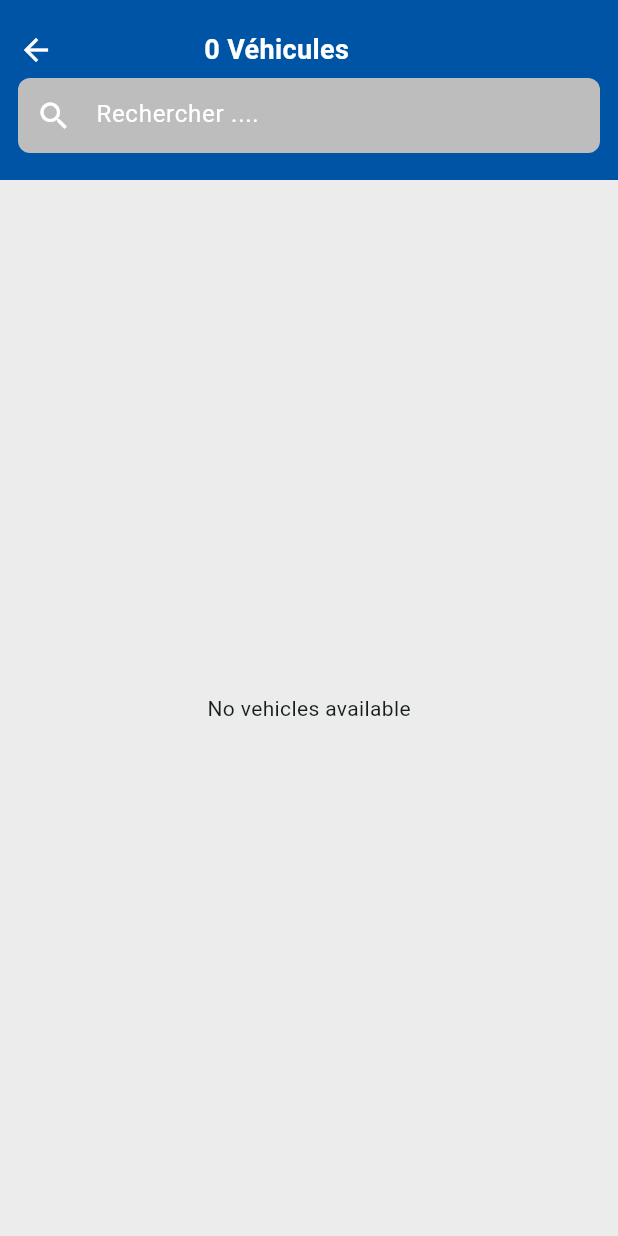
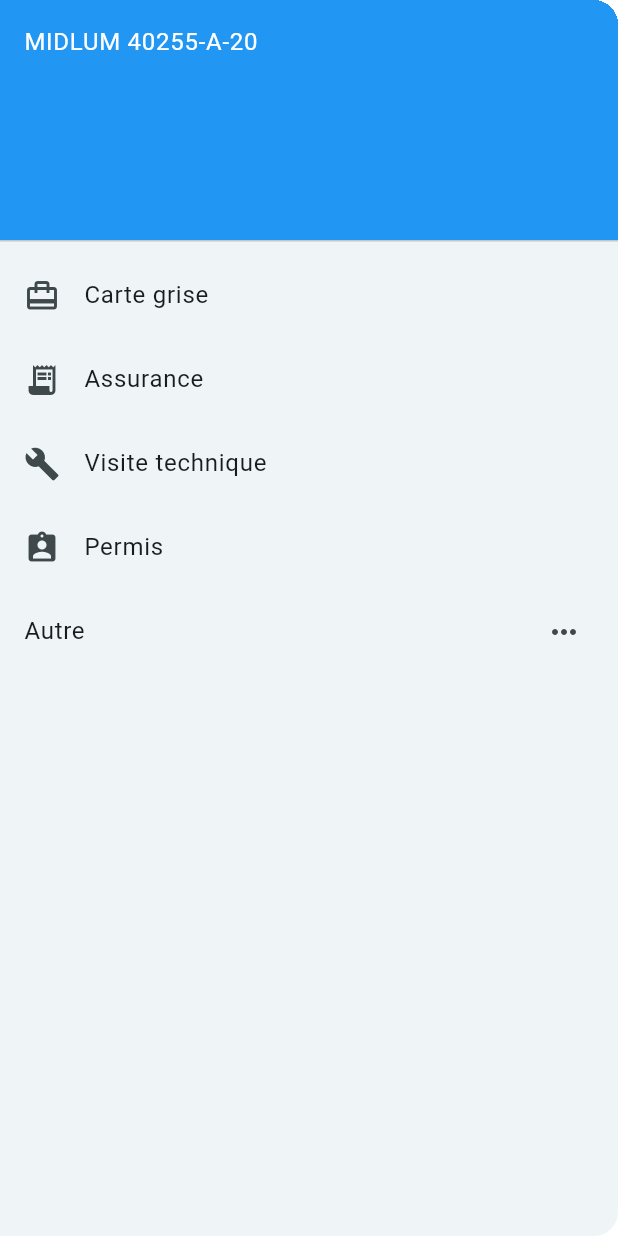
Before and after one commit to Marwanenoudouar10/iDIRTRACK, a Flutter app: the PrincipalePage screen opened directly with empty values, after a tap on "Maintenance", on a phone screen of 412 x 824 dp. Run offline on Flutter 3.47's test engine with Material 3 defaults, Android fonts, the phone set to English and light mode, and no system bars; our stand-ins replace flutter_svg, google_maps_flutter; network calls fail.

Commit message:
Editing last_position screen and maintenance

```diff
--- /dev/null
+++ b/lib/Screens/MaintenanceScreen/maintenance_screen.dart
@@ -0,0 +1,45 @@
+import 'package:flutter/material.dart';
+
+class MaintenanceScreen extends StatelessWidget {
+  const MaintenanceScreen({super.key});
+
+  @override
+  Widget build(BuildContext context) {
+    return Drawer(
+      child: ListView(
+        padding: EdgeInsets.zero,
+        children: const [
+          DrawerHeader(
+            decoration: BoxDecoration(
+              color: Colors.blue,
+            ),
+            child: Text(
+              'MIDLUM 40255-A-20',
+              style: TextStyle(fontSize: 16, color: Colors.white),
+            ),
+          ),
+          ListTile(
+            title: Text('Carte grise'),
+            leading: Icon(Icons.card_travel),
+          ),
+          ListTile(
+            title: Text('Assurance'),
+            leading: Icon(Icons.receipt_long),
+          ),
+          ListTile(
+            title: Text('Visite technique'),
+            leading: Icon(Icons.build),
+          ),
+          ListTile(
+            title: Text('Permis'),
+            leading: Icon(Icons.assignment_ind),
+          ),
+          ListTile(
+            title: Text('Autre'), // Add an "Autre" option if needed
+            trailing: Icon(Icons.more_horiz),
+          ),
+        ],
+      ),
+    );
+  }
+}
--- a/lib/Screens/Map/mapTest.dart
+++ b/lib/Screens/Map/mapTest.dart
@@ -1,79 +1,57 @@
 import 'package:flutter/material.dart';
 import 'package:google_maps_flutter/google_maps_flutter.dart';
-import 'package:permission_handler/permission_handler.dart';
+import 'package:idirtrack/configs/Maps/api_maps_places.dart'; // Assuming this is the file path
 
-class MapScreen extends StatefulWidget {
+class MyMap extends StatefulWidget {
   @override
-  _MapScreenState createState() => _MapScreenState();
+  _MyMapState createState() => _MyMapState();
 }
 
-class _MapScreenState extends State<MapScreen> {
-  GoogleMapController? mapController;
-  bool _isPermissionGranted = false;
-  bool _isCheckingPermissions = true;
-
-  Future<void> _checkLocationPermission() async {
-    final status = await Permission.location.status;
-    if (status.isGranted) {
-      setState(() {
-        _isPermissionGranted = true;
-        _isCheckingPermissions = false;
-      });
-    } else if (status.isDenied) {
-      final newStatus = await Permission.location.request();
-      if (newStatus.isGranted) {
-        setState(() {
-          _isPermissionGranted = true;
-          _isCheckingPermissions = false;
-        });
-      } else {
-        setState(() {
-          _isCheckingPermissions = false;
-        });
-      }
-    } else if (status.isPermanentlyDenied) {
-      setState(() {
-        _isCheckingPermissions = false;
-      });
-      openAppSettings();
-    }
-  }
+class _MyMapState extends State<MyMap> {
+  final Set<Polyline> _polylines = {};
+  final LatLng _startLocation = const LatLng(31.791702, -7.603403); // Morocco
+  final LatLng _endLocation = const LatLng(34.025373, -6.802417);
 
   @override
   void initState() {
     super.initState();
-    _checkLocationPermission();
+    _createPolyline();
+  }
+
+  void _createPolyline() async {
+    final ApiMapsPlaces apiMapsPlaces = ApiMapsPlaces(); // Create an instance
+    final List<LatLng> points =
+        await apiMapsPlaces.getRouteCoordinates(_startLocation, _endLocation);
+    if (points.isNotEmpty) {
+      final Polyline polyline = Polyline(
+        polylineId: const PolylineId('polyline_id'),
+        points: points,
+        color: Colors.blue,
+        width: 3,
+      );
+      setState(() {
+        _polylines.add(polyline);
+      });
+    } else {
+      print('Failed to fetch route coordinates or API error.');
+    }
   }
 
   @override
   Widget build(BuildContext context) {
     return Scaffold(
-      body: _isCheckingPermissions
-          ? const Center(child: CircularProgressIndicator())
-          : _isPermissionGranted
-              ? GoogleMap(
-                  onMapCreated: (GoogleMapController controller) {
-                    mapController = controller;
-                  },
-                  initialCameraPosition: const CameraPosition(
-                    target: LatLng(
-                        34.020882, -6.841650), // Centered around Rabat, Morocco
-                    zoom:
-                        5.0, // Reduced zoom level (1.0 = whole world, 20.0 = very zoomed in)
-                  ),
-                )
-              : Center(
-                  child: Column(
-                    mainAxisAlignment: MainAxisAlignment.center,
-                    children: [
-                      const Text('Location permission is denied'),
-                      TextButton(
-                        onPressed: _checkLocationPermission,
-                        child: const Text('Request Permission'),
-                      ),
-                    ],
-                  ),
-                ),
+      body: Stack(
+        children: [
+          GoogleMap(
+            initialCameraPosition: CameraPosition(
+              target: _startLocation,
+              zoom: 10,
+            ),
+            mapType: MapType.normal,
+            polylines: _polylines,
+          ),
+        ],
+      ),
     );
   }
 }
--- a/lib/Screens/home/principale_page_screen.dart
+++ b/lib/Screens/home/principale_page_screen.dart
@@ -1,6 +1,8 @@
 import 'package:flutter/material.dart';
 import 'package:idirtrack/Screens/LastPositionScreen/last_position_screen.dart';
+import 'package:idirtrack/Screens/MaintenanceScreen/maintenance_screen.dart';
 import 'package:idirtrack/Screens/Map/mapTest.dart';
+import 'package:idirtrack/Widgets/side_list.dart';
 import 'package:idirtrack/constant.dart';
 import 'package:idirtrack/Widgets/customized_button_principale.dart';
 
@@ -63,6 +65,7 @@ class PrincipalePage extends StatelessWidget {
         ),
         elevation: 3.0,
       ),
+      drawer: const SideListWidget(),
       body: Container(
         width: double.infinity,
         color: const Color(0xFFD9D9D9),
@@ -70,7 +73,7 @@ class PrincipalePage extends StatelessWidget {
           mainAxisAlignment: MainAxisAlignment.spaceAround,
           children: [
             Expanded(
-              child: MapScreen(),
+              child: MyMap(),
             ),
             SizedBox(
               width: double.infinity,
@@ -89,7 +92,7 @@ class PrincipalePage extends StatelessWidget {
                       const SizedBox(width: 2),
                       CustomizedButtonPrincipale(
                         imagePath: 'assets/icons/distance.png',
-                        object: MapScreen(),
+                        object: MyMap(),
                         pageName: 'Historique',
                       ),
                       const SizedBox(width: 2),
@@ -113,10 +116,9 @@ class PrincipalePage extends StatelessWidget {
                     mainAxisAlignment: MainAxisAlignment.end,
                     crossAxisAlignment: CrossAxisAlignment.end,
                     children: [
-                      CustomizedButtonPrincipale(
+                      const CustomizedButtonPrincipale(
                         imagePath: 'assets/icons/maint.png',
-                        object:
-                            LastPositionScreen(token: token, userId: userId),
+                        object: MaintenanceScreen(),
                         pageName: 'Maintenance',
                       ),
                       const SizedBox(width: 2),
--- a/lib/Widgets/server_utilisateur_switches.dart
+++ b/lib/Widgets/server_utilisateur_switches.dart
@@ -34,7 +34,7 @@ class _SwitchTypesState extends State<SwitchTypes> {
           ),
           Row(
             children: [
-              SwitchState(),
+              const SwitchState(),
               const SizedBox(
                 width: 8,
               ),
--- /dev/null
+++ b/lib/Widgets/side_list.dart
@@ -0,0 +1,69 @@
+import 'package:flutter/material.dart';
+
+class SideListWidget extends StatelessWidget {
+  const SideListWidget({super.key});
+
+  @override
+  Widget build(BuildContext context) {
+    return Drawer(
+      child: ListView(
+        padding: EdgeInsets.zero,
+        children: [
+          DrawerHeader(
+            decoration: const BoxDecoration(
+              color: Colors.blue,
+            ),
+            child: Column(
+              crossAxisAlignment: CrossAxisAlignment.start,
+              children: [
+                const Center(
+                  child: Text(
+                    'MIDLUM 40255-A-20',
+                    style: TextStyle(fontSize: 16, color: Colors.white),
+                  ),
+                ),
+                Padding(
+                  padding: const EdgeInsets.only(top: 10.0),
+                  child: Center(
+                    child: ClipOval(
+                      child: Image.asset(
+                        'assets/images/logo3.png',
+                        width: 70.0, // Set the width of the image
+                        height: 70.0, // Set the height of the image
+                        fit: BoxFit
+                            .cover, // Ensure the image covers the oval shape
+                      ),
+                    ),
+                  ),
+                ),
+                const SizedBox(
+                    height:
+                        10), // Add some space between the image and the text
+              ],
+            ),
+          ),
+          const ListTile(
+            title: Text('Carte grise'),
+            leading: Icon(Icons.card_travel),
+          ),
+          const ListTile(
+            title: Text('Assurance'),
+            leading: Icon(Icons.receipt_long),
+          ),
+          const ListTile(
+            title: Text('Visite technique'),
+            leading: Icon(Icons.build),
+          ),
+          const ListTile(
+            title: Text('Permis'),
+            leading: Icon(Icons.assignment_ind),
+          ),
+          const ListTile(
+            title: Text('Autre'), // Add an "Autre" option if needed
+            trailing: Icon(Icons.more_horiz),
+          ),
+        ],
+      ),
+    );
+  }
+}
--- /dev/null
+++ b/lib/configs/Maps/api_maps_places.dart
@@ -0,0 +1,72 @@
+import 'dart:convert';
+import 'dart:io';
+
+import 'package:google_maps_flutter/google_maps_flutter.dart';
+import 'package:idirtrack/constant.dart';
+
+class ApiMapsPlaces {
+  get http => HttpClient();
+
+  Future<List<LatLng>> getRouteCoordinates(
+      LatLng origin, LatLng destination) async {
+    const String apiKey = kApiMapsKey;
+    final String url =
+        'https://maps.googleapis.com/maps/api/directions/json?origin=${origin.latitude},${origin.longitude}&destination=${destination.latitude},${destination.longitude}&mode=driving&key=$apiKey';
+    final response = await http.get(Uri.parse(url));
+    print("Not yet");
+    if (response.statusCode == 200) {
+      final data = json.decode(response.body);
+      final List<LatLng> points = [];
+      final steps = data['routes'][0]['legs'][0]['steps'];
+      for (var step in steps) {
+        final encodedPoints = step['polyline']['points'];
+        points.addAll(_decodePolyLine(encodedPoints));
+        print("Secces");
+      }
+      return points;
+    } else {
+      print("Error in Api place maps");
+      return [];
+    }
+  }
+
+  List<LatLng> _decodePolyLine(String encodedPoints) {
+    List<LatLng> points = [];
+    int index = 0;
+    int exp = 0;
+    double lat = 0;
+    double lng = 0;
+
+    while (index < encodedPoints.length) {
+      int byte = encodedPoints.codeUnitAt(index) - 63;
+      index++;
+      bool more = true;
+      lat = 0;
+      lng = 0;
+
+      do {
+        int encodedDigit = byte & 0x1f;
+        lat += encodedDigit << exp;
+        exp += 5;
+        more = byte & 0x20 != 0;
+        byte >>= 5;
+      } while (more);
+
+      exp = 0;
+      do {
+        int encodedDigit = byte & 0x1f;
+        lng += encodedDigit << exp;
+        exp += 5;
+        more = byte & 0x20 != 0;
+        byte >>= 5;
+      } while (more);
+
+      lat /= 100000.0;
+      lng /= 100000.0;
+
+      points.add(LatLng(lat, lng));
+    }
+
+    return points;
+  }
+}
--- a/lib/providers/sing_in_provider.dart
+++ b/lib/providers/sing_in_provider.dart
@@ -24,7 +24,7 @@ class SignInProvider with ChangeNotifier {
     _errorMessage = null;
     notifyListeners();
     try {
-      await Future.delayed(Duration(seconds: 2));
+      await Future.delayed(const Duration(seconds: 2));
       if (_password == "admin" && _username == "admin") {
       } else {
         _errorMessage = "Wrong password or username";
--- a/lib/providers/vehicle_provider.dart
+++ b/lib/providers/vehicle_provider.dart
@@ -1,13 +1,11 @@
 import 'dart:convert';
-
 import 'package:flutter/material.dart';
-import 'package:idirtrack/models/vehicle.dart';
+import 'package:http/http.dart' as http;
 
 class VehicleProvider with ChangeNotifier {
-  List<Vehicle> _filteredVehicles = [];
-  // ignore: unused_field
+  List<Map<String, dynamic>> _filteredVehicles = [];
+  List<Map<String, dynamic>> _vehicles = [];
   String _searchQuery = '';
-  List<Vehicle> _vehicles = [];
   String _token = "";
   int _userId = 2;
 
@@ -16,17 +14,15 @@ class VehicleProvider with ChangeNotifier {
     _userId = userId;
     fetchVehicles();
   }
+
   int get totalVehicleCount => _vehicles.length;
-  List<Vehicle> get filteredVehicles => _filteredVehicles;
-
-  get http => null;
+  List<Map<String, dynamic>> get filteredVehicles => _filteredVehicles;
 
   Future<void> fetchVehicles() async {
     if (_token == null || _userId == null) return;
 
     final response = await http.get(
-      Uri.parse(
-          'http://192.168.1.26:8081/api/locations/$_userId/vehicles'), // Use userId to fetch vehicles
+      Uri.parse('http://192.168.1.26:8081/api/locations/$_userId/vehicles'),
       headers: {
         'Authorization': 'Bearer $_token',
       },
@@ -34,8 +30,26 @@ class VehicleProvider with ChangeNotifier {
 
     if (response.statusCode == 200) {
       final List<dynamic> vehiclesJson = jsonDecode(response.body);
-      _filteredVehicles =
-          vehiclesJson.map((json) => Vehicle.fromJson(json)).toList();
+
+      // Populate both _vehicles and _filteredVehicles with the fetched data
+      _vehicles = vehiclesJson
+          .map((vehicleMap) => {
+                'make': vehicleMap['make'],
+                'model': vehicleMap['model'],
+                'name': vehicleMap['name'],
+                'date': vehicleMap['date'],
+                'location': vehicleMap['location'],
+                'status': vehicleMap['status'],
+                'battery': vehicleMap['battery'],
+                'delay': vehicleMap['delay'],
+                'repairStatus': vehicleMap['repairStatus'],
+                'availability': vehicleMap['availability'],
+              })
+          .toList();
+
+      // Initialize _filteredVehicles with all vehicles initially
+      _filteredVehicles = List.from(_vehicles);
+
       notifyListeners();
     } else {
       throw Exception('Failed to load vehicles');
@@ -46,7 +60,7 @@ class VehicleProvider with ChangeNotifier {
     _searchQuery = query;
     _filteredVehicles = _vehicles
         .where((vehicle) =>
-            vehicle.name.toLowerCase().contains(query.toLowerCase()))
+            vehicle['name'].toLowerCase().contains(query.toLowerCase()))
         .toList();
     notifyListeners();
   }
```
Also changed, not shown: lib/Widgets/vehicle_item.dart (+12 -13 lines), assets/icons/car.png (added), assets/images/profile.jpeg (added).
